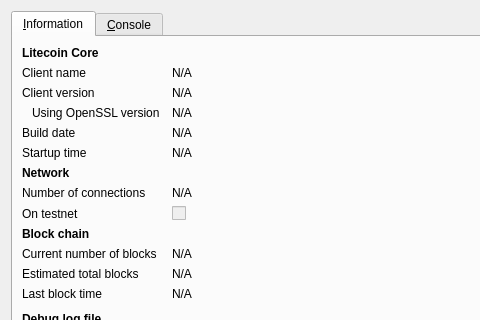
hicoin/hicoin, file src/qt/forms/rpcconsole.ui: the form before one commit; both pictures show x 0 to 480 and y 0 to 320 of the 740 by 450 pixel window.
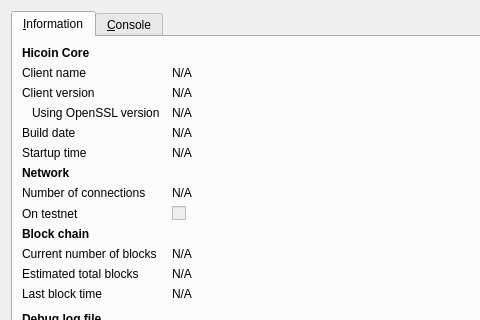
The form after the commit. Icons and pictures are not drawn.

What changed in the file:
```diff
--- a/src/qt/forms/rpcconsole.ui
+++ b/src/qt/forms/rpcconsole.ui
@@ -36,7 +36,7 @@
           </font>
          </property>
          <property name="text">
-          <string>Litecoin Core</string>
+          <string>Hicoin Core</string>
          </property>
         </widget>
        </item>
```
Left out of the diff: 6 changed lines with no effect on the pictures.
